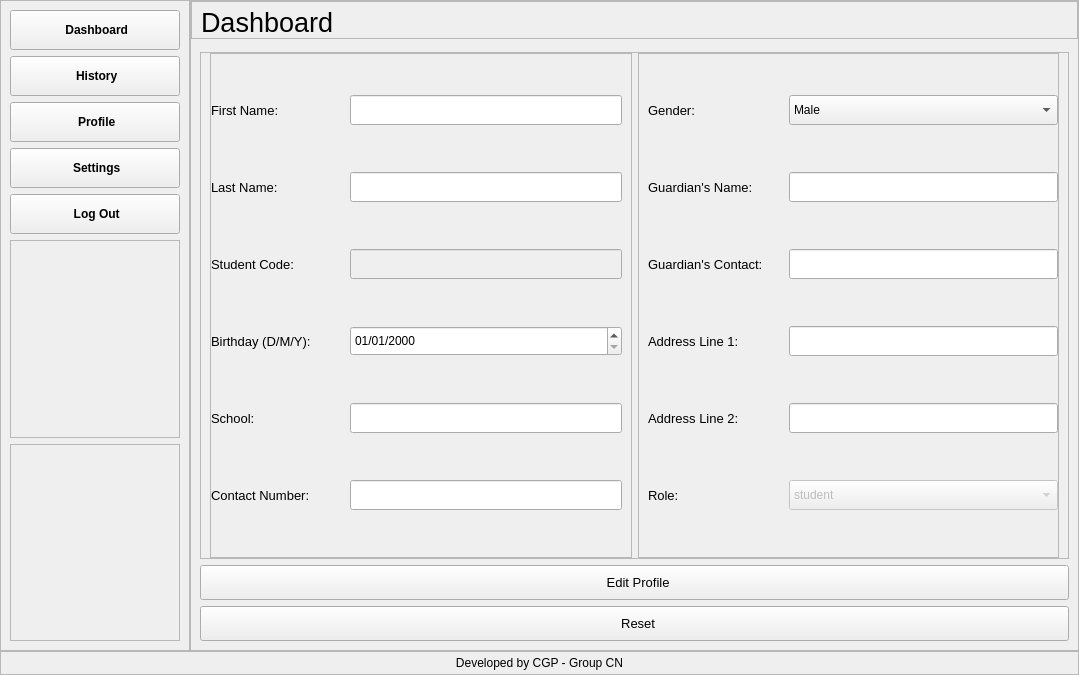
Old version of the form config/ux.ui in the repository upekshaip/medical-project-app.
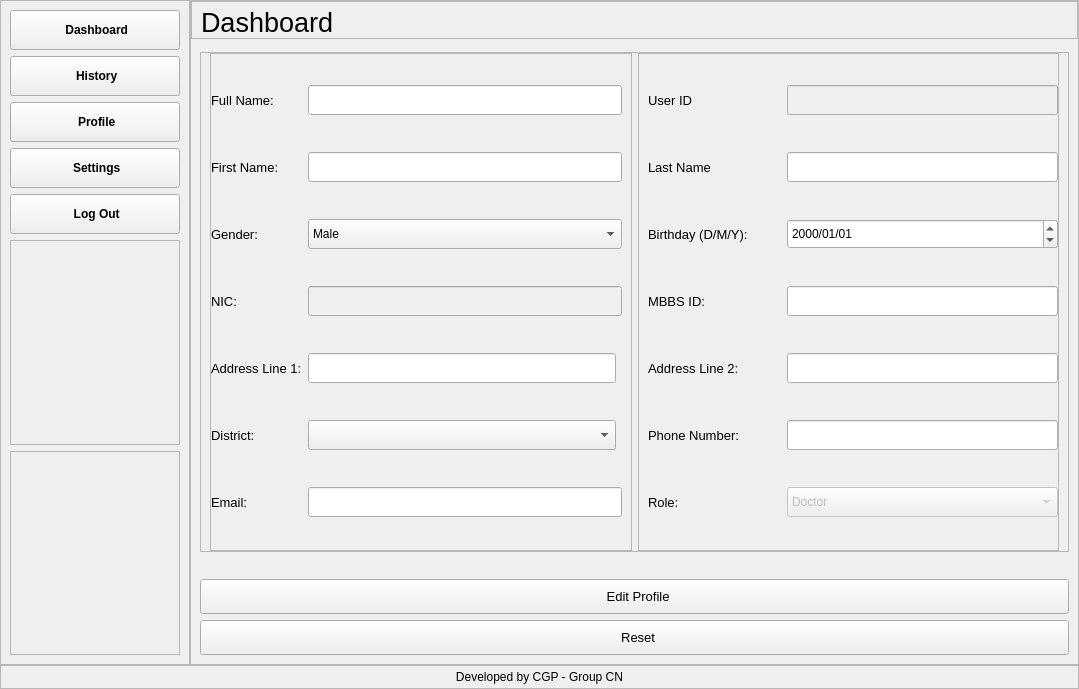
New version of the form. The open tabs and pages were chosen to show the change. Icons and pictures are not drawn.

What changed in the file:
```diff
--- a/config/ux.ui
+++ b/config/ux.ui
@@ -2096,30 +2096,7 @@
                      <property name="bottomMargin">
                       <number>0</number>
                      </property>
-                     <item row="0" column="1" colspan="2">
-                      <widget class="QLineEdit" name="f_name_reg">
-                       <property name="minimumSize">
-                        <size>
-                         <width>0</width>
-                         <height>30</height>
-                        </size>
-                       </property>
-                      </widget>
-                     </item>
-                     <item row="4" column="1" colspan="2">
-                      <widget class="QDateEdit" name="birthdat_reg">
-                       <property name="minimumSize">
-                        <size>
-                         <width>0</width>
-                         <height>30</height>
-                        </size>
-                       </property>
-                       <property name="displayFormat">
-                        <string>dd/MM/yyyy</string>
-                       </property>
-                      </widget>
-                     </item>
-                     <item row="5" column="0">
+                     <item row="6" column="0">
                       <widget class="QLabel" name="label_8">
                        <property name="font">
                         <font>
@@ -2130,7 +2107,7 @@
                         </font>
                        </property>
                        <property name="text">
-                        <string>School:</string>
+                        <string>District:</string>
                        </property>
                       </widget>
                      </item>
@@ -2145,14 +2122,15 @@
                         </font>
                        </property>
                        <property name="text">
-                        <string>Last Name:</string>
+                        <string>First Name:</string>
                        </property>
                       </widget>
                      </item>
-                     <item row="4" column="0">
-                      <widget class="QLabel" name="label_16">
+                     <item row="0" column="0">
+                      <widget class="QLabel" name="label_19">
                        <property name="font">
                         <font>
+                         <family>Arial</family>
                          <pointsize>10</pointsize>
                          <weight>50</weight>
                          <italic>false</italic>
@@ -2160,11 +2138,11 @@
                         </font>
                        </property>
                        <property name="text">
-                        <string>Birthday (D/M/Y):</string>
+                        <string>Full Name:</string>
                        </property>
                       </widget>
                      </item>
-                     <item row="2" column="0">
+                     <item row="3" column="0">
                       <widget class="QLabel" name="label_17">
                        <property name="font">
                         <font>
@@ -2175,11 +2153,34 @@
                         </font>
                        </property>
                        <property name="text">
-                        <string>Student Code:</string>
+                        <string>NIC:</string>
                        </property>
                       </widget>
                      </item>
-                     <item row="6" column="0">
+                     <item row="7" column="1" colspan="2">
+                      <widget class="QLineEdit" name="d_email">
+                       <property name="minimumSize">
+                        <size>
+                         <width>0</width>
+                         <height>30</height>
+                        </size>
+                       </property>
+                      </widget>
+                     </item>
+                     <item row="3" column="1" colspan="2">
+                      <widget class="QLineEdit" name="d_nic">
+                       <property name="enabled">
+                        <bool>false</bool>
+                       </property>
+                       <property name="minimumSize">
+                        <size>
+                         <width>0</width>
+                         <height>30</height>
+                        </size>
+                       </property>
+                      </widget>
+                     </item>
+                     <item row="7" column="0">
                       <widget class="QLabel" name="label_18">
                        <property name="font">
                         <font>
@@ -2190,7 +2191,7 @@
                         </font>
                        </property>
                        <property name="text">
-                        <string>Contact Number:</string>
+                        <string>Email:</string>
                        </property>
                       </widget>
                      </item>
@@ -2204,8 +2205,8 @@
                        </property>
                       </widget>
                      </item>
-                     <item row="6" column="1" colspan="2">
-                      <widget class="QLineEdit" name="contact_reg">
+                     <item row="0" column="1" colspan="2">
+                      <widget class="QLineEdit" name="d_full_name">
                        <property name="minimumSize">
                         <size>
                          <width>0</width>
@@ -2214,18 +2215,8 @@
                        </property>
                       </widget>
                      </item>
-                     <item row="5" column="1" colspan="2">
-                      <widget class="QLineEdit" name="school_reg">
-                       <property name="minimumSize">
-                        <size>
-                         <width>0</width>
-                         <height>30</height>
-                        </size>
-                       </property>
-                      </widget>
-                     </item>
-                     <item row="0" column="0">
-                      <widget class="QLabel" name="label_19">
+                     <item row="2" column="0">
+                      <widget class="QLabel" name="label_21">
                        <property name="font">
                         <font>
                          <pointsize>10</pointsize>
@@ -2235,15 +2226,62 @@
                         </font>
                        </property>
                        <property name="text">
-                        <string>First Name:</string>
+                        <string>Gender:</string>
                        </property>
                       </widget>
                      </item>
                      <item row="2" column="1" colspan="2">
-                      <widget class="QLineEdit" name="st_code_reg">
-                       <property name="enabled">
-                        <bool>false</bool>
+                      <widget class="QComboBox" name="d_gender">
+                       <property name="minimumSize">
+                        <size>
+                         <width>0</width>
+                         <height>30</height>
+                        </size>
                        </property>
+                       <item>
+                        <property name="text">
+                         <string>Male</string>
+                        </property>
+                       </item>
+                       <item>
+                        <property name="text">
+                         <string>Female</string>
+                        </property>
+                       </item>
+                       <item>
+                        <property name="text">
+                         <string>Other</string>
+                        </property>
+                       </item>
+                      </widget>
+                     </item>
+                     <item row="4" column="0">
+                      <widget class="QLabel" name="label_24">
+                       <property name="font">
+                        <font>
+                         <pointsize>10</pointsize>
+                         <weight>50</weight>
+                         <italic>false</italic>
+                         <bold>false</bold>
+                        </font>
+                       </property>
+                       <property name="text">
+                        <string>Address Line 1:</string>
+                       </property>
+                      </widget>
+                     </item>
+                     <item row="4" column="1">
+                      <widget class="QLineEdit" name="d_address_l1">
+                       <property name="minimumSize">
+                        <size>
+                         <width>0</width>
+                         <height>30</height>
+                        </size>
+                       </property>
+                      </widget>
+                     </item>
+                     <item row="6" column="1">
+                      <widget class="QComboBox" name="d_district">
                        <property name="minimumSize">
                         <size>
                          <width>0</width>
@@ -2273,27 +2311,35 @@
                      <property name="bottomMargin">
                       <number>0</number>
                      </property>
-                     <item row="1" column="3" colspan="2">
-                      <widget class="QLineEdit" name="g_name_reg">
-                       <property name="minimumSize">
-                        <size>
-                         <width>0</width>
-                         <height>30</height>
-                        </size>
+                     <item row="8" column="1">
+                      <widget class="QLabel" name="label_23">
+                       <property name="font">
+                        <font>
+                         <pointsize>10</pointsize>
+                         <weight>50</weight>
+                         <italic>false</italic>
+                         <bold>false</bold>
+                        </font>
                        </property>
+                       <property name="text">
+                        <string>Role:</string>
+                       </property>
                       </widget>
                      </item>
-                     <item row="2" column="3" colspan="2">
-                      <widget class="QLineEdit" name="g_contact_reg">
-                       <property name="minimumSize">
-                        <size>
-                         <width>0</width>
-                         <height>30</height>
-                        </size>
+                     <item row="1" column="1">
+                      <widget class="QLabel" name="label_41">
+                       <property name="font">
+                        <font>
+                         <family>Arial</family>
+                         <pointsize>10</pointsize>
+                        </font>
                        </property>
+                       <property name="text">
+                        <string>Last Name</string>
+                       </property>
                       </widget>
                      </item>
-                     <item row="2" column="1">
+                     <item row="5" column="1">
                       <widget class="QLabel" name="label_20">
                        <property name="font">
                         <font>
@@ -2304,22 +2350,17 @@
                         </font>
                        </property>
                        <property name="text">
-                        <string>Guardian's Contact:</string>
+                        <string>Phone Number:</string>
                        </property>
                       </widget>
                      </item>
-                     <item row="0" column="1">
-                      <widget class="QLabel" name="label_21">
-                       <property name="font">
-                        <font>
-                         <pointsize>10</pointsize>
-                         <weight>50</weight>
-                         <italic>false</italic>
-                         <bold>false</bold>
-                        </font>
-                       </property>
-                       <property name="text">
-                        <string>Gender:</string>
+                     <item row="5" column="3" colspan="2">
+                      <widget class="QLineEdit" name="d_phone">
+                       <property name="minimumSize">
+                        <size>
+                         <width>0</width>
+                         <height>30</height>
+                        </size>
                        </property>
                       </widget>
                      </item>
@@ -2338,57 +2379,7 @@
                        </property>
                       </widget>
                      </item>
-                     <item row="5" column="1">
-                      <widget class="QLabel" name="label_23">
-                       <property name="font">
-                        <font>
-                         <pointsize>10</pointsize>
-                         <weight>50</weight>
-                         <italic>false</italic>
-                         <bold>false</bold>
-                        </font>
-                       </property>
-                       <property name="text">
-                        <string>Role:</string>
-                       </property>
-                      </widget>
-                     </item>
-                     <item row="4" column="3" colspan="2">
-                      <widget class="QLineEdit" name="address2_reg">
-                       <property name="minimumSize">
-                        <size>
-                         <width>0</width>
-                         <height>30</height>
-                        </size>
-                       </property>
-                      </widget>
-                     </item>
                      <item row="3" column="1">
-                      <widget class="QLabel" name="label_24">
-                       <property name="font">
-                        <font>
-                         <pointsize>10</pointsize>
-                         <weight>50</weight>
-                         <italic>false</italic>
-                         <bold>false</bold>
-                        </font>
-                       </property>
-                       <property name="text">
-                        <string>Address Line 1:</string>
-                       </property>
-                      </widget>
-                     </item>
-                     <item row="3" column="3" colspan="2">
-                      <widget class="QLineEdit" name="address1_reg">
-                       <property name="minimumSize">
-                        <size>
-                         <width>0</width>
-                         <height>30</height>
-                        </size>
-                       </property>
-                      </widget>
-                     </item>
-                     <item row="1" column="1">
                       <widget class="QLabel" name="label_25">
                        <property name="font">
                         <font>
@@ -2399,37 +2390,101 @@
                         </font>
                        </property>
                        <property name="text">
-                        <string>Guardian's Name:</string>
+                        <string>MBBS ID:</string>
+                       </property>
+                      </widget>
+                     </item>
+                     <item row="8" column="3" colspan="2">
+                      <widget class="QComboBox" name="d_role">
+                       <property name="enabled">
+                        <bool>false</bool>
+                       </property>
+                       <property name="minimumSize">
+                        <size>
+                         <width>0</width>
+                         <height>30</height>
+                        </size>
+                       </property>
+                       <item>
+                        <property name="text">
+                         <string>Doctor</string>
+                        </property>
+                       </item>
+                      </widget>
+                     </item>
+                     <item row="2" column="1">
+                      <widget class="QLabel" name="label_16">
+                       <property name="font">
+                        <font>
+                         <pointsize>10</pointsize>
+                         <weight>50</weight>
+                         <italic>false</italic>
+                         <bold>false</bold>
+                        </font>
+                       </property>
+                       <property name="text">
+                        <string>Birthday (D/M/Y):</string>
+                       </property>
+                      </widget>
+                     </item>
+                     <item row="0" column="1">
+                      <widget class="QLabel" name="label_39">
+                       <property name="font">
+                        <font>
+                         <family>Arial</family>
+                         <pointsize>10</pointsize>
+                        </font>
+                       </property>
+                       <property name="text">
+                        <string>User ID</string>
+                       </property>
+                      </widget>
+                     </item>
+                     <item row="3" column="3" colspan="2">
+                      <widget class="QLineEdit" name="d_mbbs">
+                       <property name="minimumSize">
+                        <size>
+                         <width>0</width>
+                         <height>30</height>
+                        </size>
+                       </property>
+                      </widget>
+                     </item>
+                     <item row="4" column="3" colspan="2">
+                      <widget class="QLineEdit" name="d_address_l2">
+                       <property name="minimumSize">
+                        <size>
+                         <width>0</width>
+                         <height>30</height>
+                        </size>
+                       </property>
+                      </widget>
+                     </item>
+                     <item row="2" column="3" colspan="2">
+                      <widget class="QDateEdit" name="d_dob">
+                       <property name="minimumSize">
+                        <size>
+                         <width>0</width>
+                         <height>30</height>
+                        </size>
+                       </property>
+                       <property name="displayFormat">
+                        <string>yyyy/MM/dd</string>
+                       </property>
+                      </widget>
+                     </item>
+                     <item row="1" column="3" colspan="2">
+                      <widget class="QLineEdit" name="d_last_name">
+                       <property name="minimumSize">
+                        <size>
+                         <width>0</width>
+                         <height>30</height>
+                        </size>
                        </property>
                       </widget>
                      </item>
                      <item row="0" column="3" colspan="2">
-                      <widget class="QComboBox" name="gender_reg">
-                       <property name="minimumSize">
-                        <size>
-                         <width>0</width>
-                         <height>30</height>
-                        </size>
-                       </property>
-                       <item>
-                        <property name="text">
-                         <string>Male</string>
-                        </property>
-                       </item>
-                       <item>
-                        <property name="text">
-                         <string>Female</string>
-                        </property>
-                       </item>
-                       <item>
-                        <property name="text">
-                         <string>Other</string>
-                        </property>
-                       </item>
-                      </widget>
-                     </item>
-                     <item row="5" column="3" colspan="2">
-                      <widget class="QComboBox" name="role_reg">
+                      <widget class="QLineEdit" name="d_uid">
                        <property name="enabled">
                         <bool>false</bool>
                        </property>
@@ -2439,21 +2494,6 @@
                          <height>30</height>
                         </size>
                        </property>
-                       <item>
-                        <property name="text">
-                         <string>student</string>
-                        </property>
-                       </item>
-                       <item>
-                        <property name="text">
-                         <string>teacher</string>
-                        </property>
-                       </item>
-                       <item>
-                        <property name="text">
-                         <string>employee</string>
-                        </property>
-                       </item>
                       </widget>
                      </item>
                     </layout>
@@ -2463,7 +2503,20 @@
                 </widget>
                </item>
                <item>
-                <widget class="QPushButton" name="pushButton_2">
+                <widget class="QLabel" name="profile_info">
+                 <property name="font">
+                  <font>
+                   <family>Arial</family>
+                   <pointsize>10</pointsize>
+                  </font>
+                 </property>
+                 <property name="text">
+                  <string/>
+                 </property>
+                </widget>
+               </item>
+               <item>
+                <widget class="QPushButton" name="edit_profile">
                  <property name="minimumSize">
                   <size>
                    <width>0</width>
```
Left out of the diff: 6 changed lines with no effect on the pictures.
